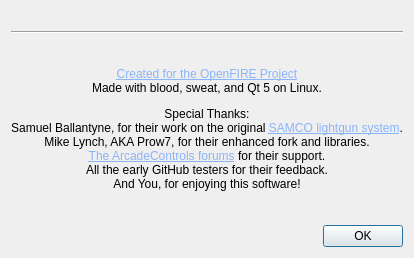
TeamOpenFIRE/OpenFIRE-App, file about.ui: the form before one commit.
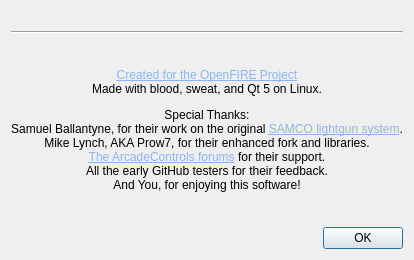
The form after the commit. Icons and pictures are not drawn.

Commit message: Fixed about dialog size

The edit to the form file:
```diff
--- a/about.ui
+++ b/about.ui
@@ -6,10 +6,16 @@
    <rect>
     <x>0</x>
     <y>0</y>
-    <width>369</width>
-    <height>258</height>
+    <width>370</width>
+    <height>260</height>
    </rect>
   </property>
+  <property name="sizePolicy">
+   <sizepolicy hsizetype="Preferred" vsizetype="Preferred">
+    <horstretch>0</horstretch>
+    <verstretch>0</verstretch>
+   </sizepolicy>
+  </property>
   <property name="windowTitle">
    <string>Dialog</string>
   </property>
```
Left out of the diff: 5 changed lines with no effect on the pictures. The commit also changes 1 other file.
